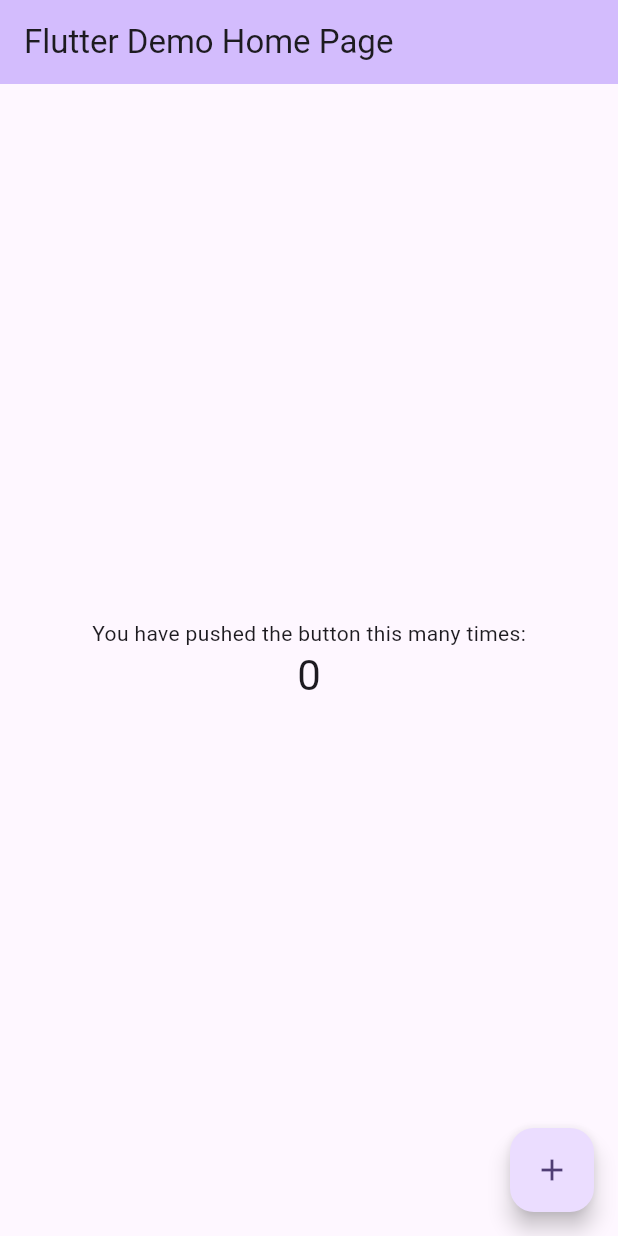
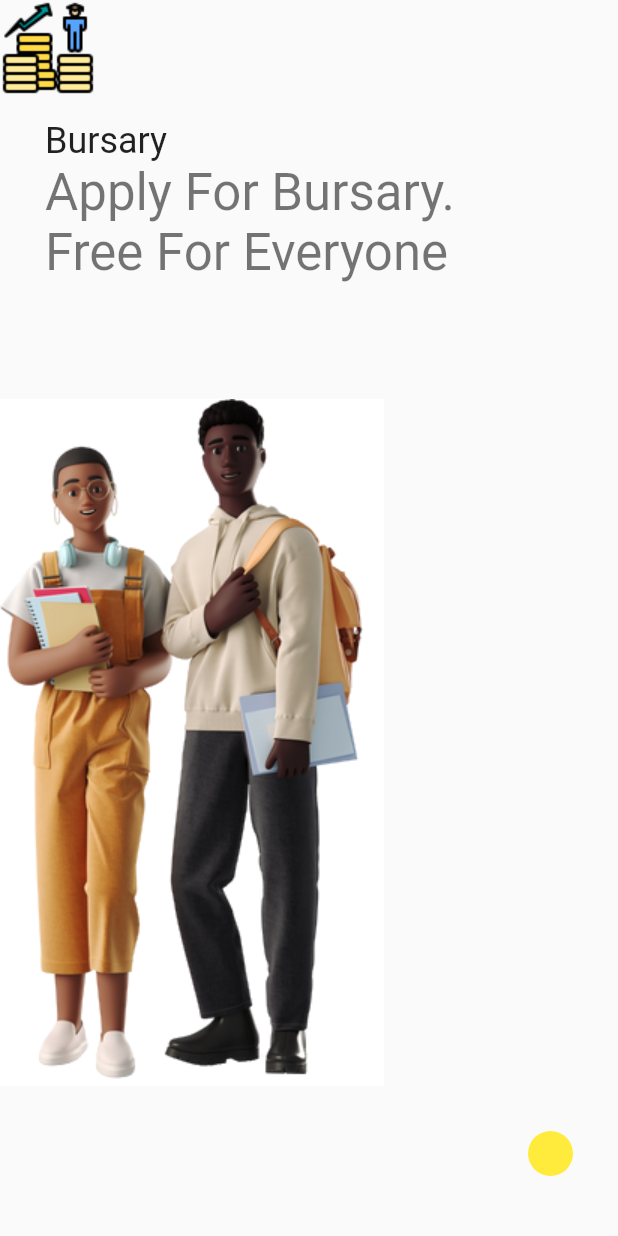
Before and after one commit to kipkoechke/flutter-login_app, a Flutter app: the screen it shows after launch, on a phone screen of 412 x 824 dp. Run offline on Flutter 3.47's test engine with Material 2 defaults, Android fonts, the phone set to English and light mode, and no system bars.

Commit message:
Designed the splash screen

```diff
--- /dev/null
+++ b/login_app/lib/features/authentication/screens/splash_screen/splash_screen.dart
@@ -0,0 +1,60 @@
+import 'package:flutter/material.dart';
+import 'package:login_app/constants/image_strings.dart';
+import 'package:login_app/constants/sizes.dart';
+import 'package:login_app/constants/text_strings.dart';
+
+class SplashScreen extends StatelessWidget {
+  const SplashScreen({super.key});
+
+  @override
+  Widget build(BuildContext context) {
+    return Scaffold(
+      body: Stack(
+        children: [
+          const Positioned(
+            top: 0,
+            left: 0,
+            child: Image(
+              image: AssetImage(bSplashTopIcon),
+            ),
+          ),
+          Positioned(
+            top: 80,
+            left: bDefaultSize,
+            child: Column(
+              crossAxisAlignment: CrossAxisAlignment.start,
+              children: [
+                Text(
+                  bAppName,
+                  style: Theme.of(context).textTheme.headlineSmall,
+                ),
+                Text(
+                  bAppTagLine,
+                  style: Theme.of(context).textTheme.headlineMedium,
+                ),
+              ],
+            ),
+          ),
+          const Positioned(
+            bottom: 100,
+            child: Image(
+              image: AssetImage(bSplashImage),
+            ),
+          ),
+          Positioned(
+            bottom: 40,
+            right: bDefaultSize,
+            child: Container(
+              width: bSplashContainerSize,
+              height: bSplashContainerSize,
+              decoration: BoxDecoration(
+                borderRadius: BorderRadius.circular(100),
+                color: Colors.yellow,
+              ),
+            ),
+          ),
+        ],
+      ),
+    );
+  }
+}
--- a/login_app/lib/main.dart
+++ b/login_app/lib/main.dart
@@ -1,4 +1,6 @@
 import 'package:flutter/material.dart';
+import 'package:login_app/features/authentication/screens/splash_screen/splash_screen.dart';
+import 'package:login_app/utils/theme/theme.dart';
 
 void main() {
   runApp(const MyApp());
@@ -11,115 +13,11 @@ class MyApp extends StatelessWidget {
   @override
   Widget build(BuildContext context) {
     return MaterialApp(
-      title: 'Flutter Demo',
-      theme: ThemeData(
-        // This is the theme of your application.
-        //
-        // TRY THIS: Try running your application with "flutter run". You'll see
-        // the application has a blue toolbar. Then, without quitting the app,
-        // try changing the seedColor in the colorScheme below to Colors.green
-        // and then invoke "hot reload" (save your changes or press the "hot
-        // reload" button in a Flutter-supported IDE, or press "r" if you used
-        // the command line to start the app).
-        //
-        // Notice that the counter didn't reset back to zero; the application
-        // state is not lost during the reload. To reset the state, use hot
-        // restart instead.
-        //
-        // This works for code too, not just values: Most code changes can be
-        // tested with just a hot reload.
-        colorScheme: ColorScheme.fromSeed(seedColor: Colors.deepPurple),
-        useMaterial3: true,
-      ),
-      home: const MyHomePage(title: 'Flutter Demo Home Page'),
+      theme: BAppTheme.lightTheme,
+      darkTheme: BAppTheme.darkTheme,
+      themeMode: ThemeMode.system,
+      debugShowCheckedModeBanner: false,
+      home: const SplashScreen(),
     );
   }
 }
-
-class MyHomePage extends StatefulWidget {
-  const MyHomePage({super.key, required this.title});
-
-  // This widget is the home page of your application. It is stateful, meaning
-  // that it has a State object (defined below) that contains fields that affect
-  // how it looks.
-
-  // This class is the configuration for the state. It holds the values (in this
-  // case the title) provided by the parent (in this case the App widget) and
-  // used by the build method of the State. Fields in a Widget subclass are
-  // always marked "final".
-
-  final String title;
-
-  @override
-  State<MyHomePage> createState() => _MyHomePageState();
-}
-
-class _MyHomePageState extends State<MyHomePage> {
-  int _counter = 0;
-
-  void _incrementCounter() {
-    setState(() {
-      // This call to setState tells the Flutter framework that something has
-      // changed in this State, which causes it to rerun the build method below
-      // so that the display can reflect the updated values. If we changed
-      // _counter without calling setState(), then the build method would not be
-      // called again, and so nothing would appear to happen.
-      _counter++;
-    });
-  }
-
-  @override
-  Widget build(BuildContext context) {
-    // This method is rerun every time setState is called, for instance as done
-    // by the _incrementCounter method above.
-    //
-    // The Flutter framework has been optimized to make rerunning build methods
-    // fast, so that you can just rebuild anything that needs updating rather
-    // than having to individually change instances of widgets.
-    return Scaffold(
-      appBar: AppBar(
-        // TRY THIS: Try changing the color here to a specific color (to
-        // Colors.amber, perhaps?) and trigger a hot reload to see the AppBar
-        // change color while the other colors stay the same.
-        backgroundColor: Theme.of(context).colorScheme.inversePrimary,
-        // Here we take the value from the MyHomePage object that was created by
-        // the App.build method, and use it to set our appbar title.
-        title: Text(widget.title),
-      ),
-      body: Center(
-        // Center is a layout widget. It takes a single child and positions it
-        // in the middle of the parent.
-        child: Column(
-          // Column is also a layout widget. It takes a list of children and
-          // arranges them vertically. By default, it sizes itself to fit its
-          // children horizontally, and tries to be as tall as its parent.
-          //
-          // Column has various properties to control how it sizes itself and
-          // how it positions its children. Here we use mainAxisAlignment to
-          // center the children vertically; the main axis here is the vertical
-          // axis because Columns are vertical (the cross axis would be
-          // horizontal).
-          //
-          // TRY THIS: Invoke "debug painting" (choose the "Toggle Debug Paint"
-          // action in the IDE, or press "p" in the console), to see the
-          // wireframe for each widget.
-          mainAxisAlignment: MainAxisAlignment.center,
-          children: <Widget>[
-            const Text(
-              'You have pushed the button this many times:',
-            ),
-            Text(
-              '$_counter',
-              style: Theme.of(context).textTheme.headlineMedium,
-            ),
-          ],
-        ),
-      ),
-      floatingActionButton: FloatingActionButton(
-        onPressed: _incrementCounter,
-        tooltip: 'Increment',
-        child: const Icon(Icons.add),
-      ), // This trailing comma makes auto-formatting nicer for build methods.
-    );
-  }
-}
```
